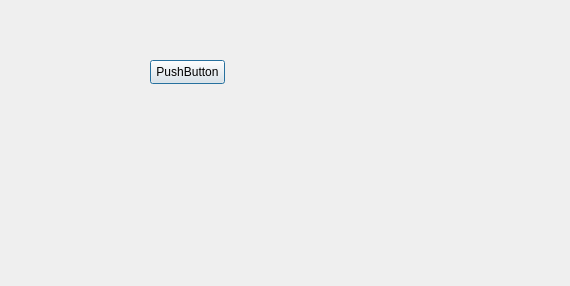
Before: the Qt Designer form main.ui in Melnik-Alex/psa_dispay_configurator, drawn with Qt 5.
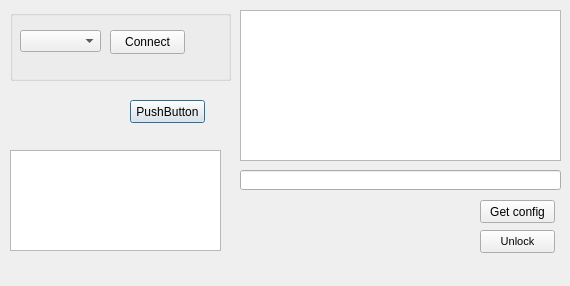
After: the same form once the commit is applied.

Commit message: No quality, only hardcore

Patch:
```diff
--- a/main.ui
+++ b/main.ui
@@ -13,18 +13,140 @@
   <property name="windowTitle">
    <string>Dialog</string>
   </property>
+  <widget class="QGroupBox" name="groupBox">
+   <property name="geometry">
+    <rect>
+     <x>10</x>
+     <y>10</y>
+     <width>221</width>
+     <height>71</height>
+    </rect>
+   </property>
+   <property name="title">
+    <string/>
+   </property>
+   <widget class="QComboBox" name="port_list_combo">
+    <property name="geometry">
+     <rect>
+      <x>10</x>
+      <y>20</y>
+      <width>81</width>
+      <height>22</height>
+     </rect>
+    </property>
+   </widget>
+   <widget class="QPushButton" name="connect_button">
+    <property name="geometry">
+     <rect>
+      <x>100</x>
+      <y>20</y>
+      <width>75</width>
+      <height>24</height>
+     </rect>
+    </property>
+    <property name="text">
+     <string>Connect</string>
+    </property>
+    <property name="autoDefault">
+     <bool>false</bool>
+    </property>
+   </widget>
+  </widget>
+  <widget class="QLabel" name="info_label">
+   <property name="enabled">
+    <bool>true</bool>
+   </property>
+   <property name="geometry">
+    <rect>
+     <x>10</x>
+     <y>260</y>
+     <width>551</width>
+     <height>16</height>
+    </rect>
+   </property>
+   <property name="frameShape">
+    <enum>QFrame::NoFrame</enum>
+   </property>
+   <property name="text">
+    <string/>
+   </property>
+  </widget>
+  <widget class="QTextBrowser" name="textBrowser">
+   <property name="geometry">
+    <rect>
+     <x>240</x>
+     <y>10</y>
+     <width>321</width>
+     <height>151</height>
+    </rect>
+   </property>
+  </widget>
+  <widget class="QTextEdit" name="textEdit">
+   <property name="geometry">
+    <rect>
+     <x>10</x>
+     <y>150</y>
+     <width>211</width>
+     <height>101</height>
+    </rect>
+   </property>
+  </widget>
+  <widget class="QLineEdit" name="input_line">
+   <property name="geometry">
+    <rect>
+     <x>240</x>
+     <y>170</y>
+     <width>321</width>
+     <height>20</height>
+    </rect>
+   </property>
+  </widget>
   <widget class="QPushButton" name="pushButton">
    <property name="geometry">
     <rect>
-     <x>150</x>
-     <y>60</y>
+     <x>130</x>
+     <y>100</y>
      <width>75</width>
-     <height>24</height>
+     <height>23</height>
     </rect>
    </property>
    <property name="text">
     <string>PushButton</string>
    </property>
+   <property name="default">
+    <bool>true</bool>
+   </property>
+  </widget>
+  <widget class="QPushButton" name="get_config">
+   <property name="geometry">
+    <rect>
+     <x>480</x>
+     <y>200</y>
+     <width>75</width>
+     <height>23</height>
+    </rect>
+   </property>
+   <property name="text">
+    <string>Get config</string>
+   </property>
+  </widget>
+  <widget class="QPushButton" name="connect_and_unlock">
+   <property name="geometry">
+    <rect>
+     <x>480</x>
+     <y>230</y>
+     <width>75</width>
+     <height>23</height>
+    </rect>
+   </property>
+   <property name="font">
+    <font>
+     <pointsize>8</pointsize>
+    </font>
+   </property>
+   <property name="text">
+    <string>Unlock</string>
+   </property>
   </widget>
  </widget>
  <resources/>
```
Left out of the diff: 12 changed lines with no effect on the pictures. The commit also changes 2 other files.
